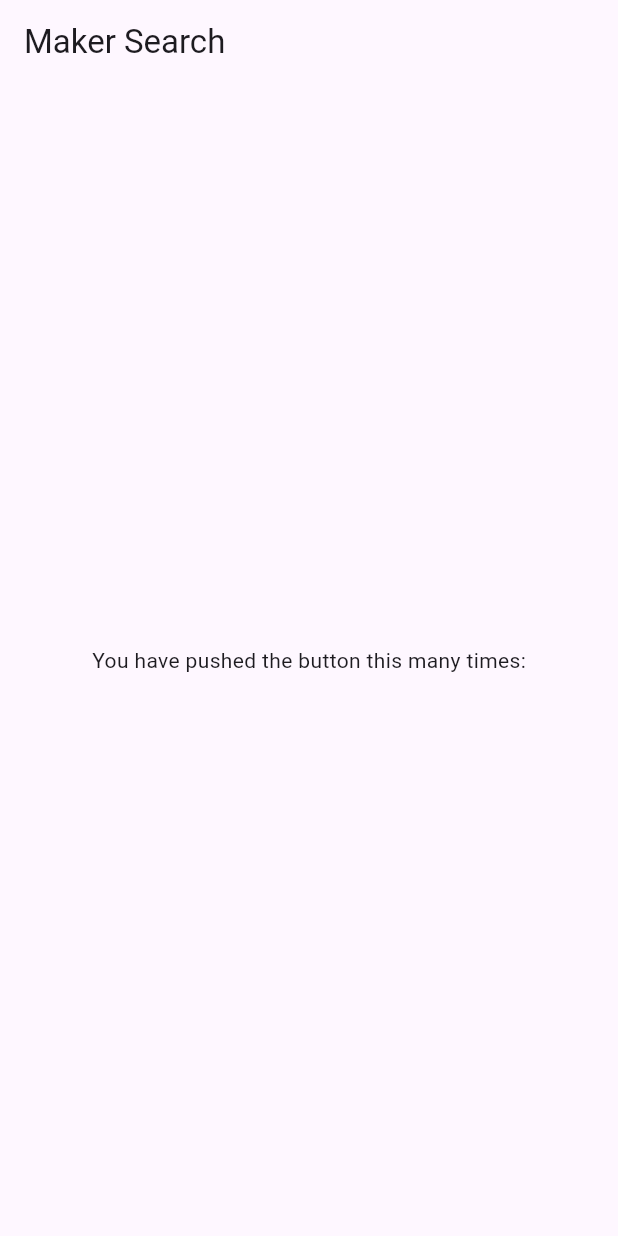
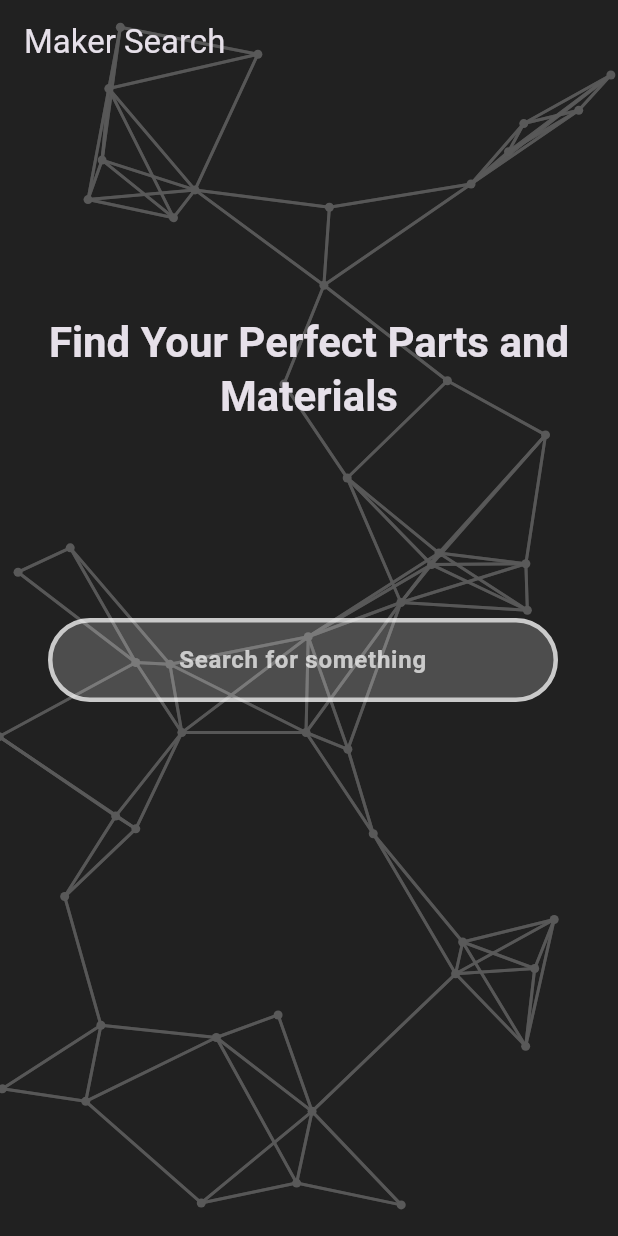
Before and after one commit to Toglefritz/Maker-Search, a Flutter app: the screen it shows after launch, on a phone screen of 412 x 824 dp. Run offline on Flutter 3.47's test engine with Material 3 defaults, Android fonts, the phone set to English and light mode, and no system bars; generated files the repository leaves out were written again.

Commit message:
Created home page with search and decorative background :spider_web:

```diff
--- a/analysis_options.yaml
+++ b/analysis_options.yaml
@@ -4,3 +4,4 @@ linter:
   rules:
     avoid_print: true
     prefer_single_quotes: true
+    require_trailing_commas: true
--- /dev/null
+++ b/lib/l10n/app_en.arb
@@ -0,0 +1,14 @@
+{
+  "errorSearchEmpty": "Please input a search term",
+  "@errorSearchEmpty": {
+    "description": "An error displayed when a search is submitted with the search field empty"
+  },
+  "headline": "Find Your Perfect Parts and Materials",
+  "@headline": {
+    "description": "The main headline for the app, displayed on the home page"
+  },
+  "searchPrompt": "Search for something",
+  "@searchPrompt": {
+    "description": "A label displayed in the search field"
+  }
+}
--- a/lib/maker_search_app.dart
+++ b/lib/maker_search_app.dart
@@ -1,5 +1,7 @@
 import 'package:flutter/material.dart';
 import 'package:maker_search/screens/home/home_route.dart';
+import 'package:flutter_localizations/flutter_localizations.dart';
+import 'package:flutter_gen/gen_l10n/app_localizations.dart';
 
 /// The root of the application containing the [MaterialApp] widget that wraps the entire application.
 class MakerSearchApp extends StatelessWidget {
@@ -10,18 +12,37 @@ class MakerSearchApp extends StatelessWidget {
     return MaterialApp(
       title: 'Maker Search',
       debugShowCheckedModeBanner: false,
-      themeMode: ThemeMode.system,
+      themeMode: ThemeMode.dark,  // The only correct choice
       theme: ThemeData(
+        brightness: Brightness.light,
         primaryColor: Colors.black54,
-        primaryColorDark: Colors.black54,
+        primaryColorDark: Colors.black87,
         primaryColorLight: Colors.white70,
         useMaterial3: true,
+        appBarTheme: const AppBarTheme(
+          backgroundColor: Colors.transparent,
+          elevation: 0,
+        ),
       ),
       darkTheme: ThemeData(
+        brightness: Brightness.dark,
         scaffoldBackgroundColor: const Color(0xFF212121),
         primaryColorLight: Colors.black54,
         primaryColorDark: Colors.white70,
+        appBarTheme: const AppBarTheme(
+          backgroundColor: Colors.transparent,
+          elevation: 0,
+        ),
       ),
+      localizationsDelegates: const [
+        AppLocalizations.delegate,
+        GlobalMaterialLocalizations.delegate,
+        GlobalWidgetsLocalizations.delegate,
+        GlobalCupertinoLocalizations.delegate,
+      ],
+      supportedLocales: const [
+        Locale('en'), // English
+      ],
       home: const HomeRoute(),
     );
   }
--- /dev/null
+++ b/lib/screens/components/search_input.dart
@@ -0,0 +1,78 @@
+import 'package:flutter/material.dart';
+import 'package:flutter_gen/gen_l10n/app_localizations.dart';
+
+/// Provides a text input used to collect a search query from the user
+class SearchInput extends StatefulWidget {
+  final void Function(String) onSubmit;
+
+  const SearchInput({Key? key, required this.onSubmit}) : super(key: key);
+
+  @override
+  SearchInputState createState() => SearchInputState();
+}
+
+class SearchInputState extends State<SearchInput> {
+  final TextEditingController _controller = TextEditingController();
+  final GlobalKey<FormState> _formKey = GlobalKey<FormState>();
+
+  /// Handles submissions into the search field.
+  void _handleSubmit() {
+    if (_formKey.currentState!.validate()) {
+      widget.onSubmit(_controller.text);
+    }
+  }
+
+  @override
+  Widget build(BuildContext context) {
+    return Form(
+      key: _formKey,
+      child: Padding(
+        padding: const EdgeInsets.only(right: 8.0),
+        child: TextFormField(
+          controller: _controller,
+          decoration: InputDecoration(
+            border: OutlineInputBorder(
+              borderRadius: BorderRadius.circular(50.0),
+              borderSide: BorderSide(
+                width: 3.0,
+                color: Theme.of(context).primaryColorDark,
+              ),
+            ),
+            focusedBorder: OutlineInputBorder(
+              borderRadius: BorderRadius.circular(50.0),
+              borderSide: BorderSide(
+                width: 3.0,
+                color: Theme.of(context).primaryColorDark,
+              ),
+            ),
+            enabledBorder: OutlineInputBorder(
+              borderRadius: BorderRadius.circular(50.0),
+              borderSide: BorderSide(
+                width: 3.0,
+                color: Theme.of(context).primaryColorDark,
+              ),
+            ),
+            hintText: AppLocalizations.of(context)!.searchPrompt,
+            hintStyle: Theme.of(context).textTheme.bodyLarge?.copyWith(
+                  color: Theme.of(context).primaryColorDark,
+                  fontWeight: FontWeight.bold,
+                ),
+            filled: true,
+            fillColor: Theme.of(context).primaryColorDark.withOpacity(0.2),
+          ),
+          textAlign: TextAlign.center,
+          style: Theme.of(context).textTheme.bodyMedium?.copyWith(
+                fontWeight: FontWeight.bold,
+              ),
+          validator: (value) {
+            if (value == null || value.isEmpty) {
+              return AppLocalizations.of(context)!.errorSearchEmpty;
+            }
+            return null;
+          },
+          onFieldSubmitted: (value) => _handleSubmit(),
+        ),
+      ),
+    );
+  }
+}
--- /dev/null
+++ b/lib/screens/components/web_background.dart
@@ -0,0 +1,105 @@
+import 'dart:math';
+import 'dart:async';
+import 'package:flutter/material.dart';
+
+/// A point class to represent each node in the web.
+class Point {
+  double x, y; // The x and y coordinates of the point
+  double dx, dy; // The delta movement on each axis
+
+  Point(this.x, this.y, this.dx, this.dy);
+
+  /// Updates the position of the point and reverses direction upon edge collision.
+  void update(Size size) {
+    x += dx;
+    y += dy;
+
+    // Reverse direction if the point hits the boundary
+    if (x < 0 || x > size.width) dx = -dx;
+    if (y < 0 || y > size.height) dy = -dy;
+  }
+}
+
+/// A widget that uses the [CustomPainter] to draw the background effect.
+class WebBackground extends StatefulWidget {
+  const WebBackground({super.key, required this.width, required this.height});
+
+  /// The width of the background effect.
+  final double width;
+
+  /// The height of the background effect.
+  final double height;
+
+  @override
+  WebBackgroundState createState() => WebBackgroundState();
+}
+
+class WebBackgroundState extends State<WebBackground> {
+  final List<Point> points = [];
+  final int numberOfPoints = 50;
+  final Random random = Random();
+
+  @override
+  void initState() {
+    super.initState();
+    for (int i = 0; i < numberOfPoints; i++) {
+      points.add(
+        Point(
+          random.nextDouble() * widget.width,
+          random.nextDouble() * widget.height,
+          random.nextDouble() * 2 - 1,
+          random.nextDouble() * 2 - 1,
+        ),
+      );
+    }
+
+    // Update the points' position over time to create the moving effect.
+    Timer.periodic(const Duration(milliseconds: 50), (timer) {
+      setState(() {
+        for (Point point in points) {
+          point.update(MediaQuery.of(context).size);
+        }
+      });
+    });
+  }
+
+  @override
+  Widget build(BuildContext context) {
+    return CustomPaint(
+      painter: WebPainter(points),
+      child: Container(),
+    );
+  }
+}
+
+/// Custom painter class to draw the web-like effect using the points.
+class WebPainter extends CustomPainter {
+  final List<Point> points;
+
+  WebPainter(this.points);
+
+  @override
+  void paint(Canvas canvas, Size size) {
+    final paint = Paint()
+      ..color = Colors.white.withOpacity(0.8)
+      ..strokeCap = StrokeCap.round
+      ..strokeWidth = 2.0;
+
+    for (var point in points) {
+      for (var otherPoint in points) {
+        if (point != otherPoint) {
+          if ((point.x - otherPoint.x).abs() < 100 && (point.y - otherPoint.y).abs() < 100) {
+            canvas.drawLine(Offset(point.x, point.y), Offset(otherPoint.x, otherPoint.y), paint);
+          }
+        }
+      }
+    }
+
+    for (var point in points) {
+      canvas.drawCircle(Offset(point.x, point.y), 3.0, paint..color = Colors.white);
+    }
+  }
+
+  @override
+  bool shouldRepaint(WebPainter oldDelegate) => true;
+}
--- a/lib/screens/home/home_controller.dart
+++ b/lib/screens/home/home_controller.dart
@@ -5,6 +5,12 @@ import 'home_view.dart';
 
 /// Controller for the [HomeRoute].
 class HomeController extends State<HomeRoute> {
+  /// Handles submissions into the search field. The search itself is not conducted by this controller. Rather,
+  /// this controller navigates to the [SearchRoute] where the search itself takes place.
+  void onSearchSubmit(String input) {
+    // TODO navigate
+  }
+
   @override
   Widget build(BuildContext context) => HomeView(state: this);
 }
--- a/lib/screens/home/home_view.dart
+++ b/lib/screens/home/home_view.dart
@@ -1,7 +1,11 @@
 import 'package:flutter/material.dart';
+import 'package:maker_search/screens/components/web_background.dart';
 import 'package:maker_search/screens/home/home_controller.dart';
+import 'package:flutter_gen/gen_l10n/app_localizations.dart';
 
-class HomeView extends StatelessWidget{
+import '../components/search_input.dart';
+
+class HomeView extends StatelessWidget {
   final HomeController state;
 
   const HomeView({super.key, required this.state});
@@ -9,18 +13,62 @@ class HomeView extends StatelessWidget{
   @override
   Widget build(BuildContext context) {
     return Scaffold(
+      extendBodyBehindAppBar: true,
       appBar: AppBar(
         title: const Text('Maker Search'),
       ),
-      body: Center(
-        child: Column(
-          mainAxisAlignment: MainAxisAlignment.center,
-          children: <Widget>[
-            const Text(
-              'You have pushed the button this many times:',
+      body: Stack(
+        children: [
+          Opacity(
+            opacity: 0.25,
+            child: WebBackground(
+              width: MediaQuery.of(context).size.width,
+              height: MediaQuery.of(context).size.height,
             ),
-          ],
-        ),
+          ),
+          Center(
+            child: Column(
+              mainAxisAlignment: MainAxisAlignment.center,
+              children: <Widget>[
+                Expanded(
+                  child: Column(
+                    mainAxisAlignment: MainAxisAlignment.center,
+                    children: [
+                      Padding(
+                        padding: const EdgeInsets.only(
+                          top: 80.0,
+                          left: 32.0,
+                          right: 32.0,
+                        ),
+                        child: Text(
+                          AppLocalizations.of(context)!.headline,
+                          style: Theme.of(context).textTheme.headlineMedium?.copyWith(
+                                fontWeight: FontWeight.bold,
+                              ),
+                          textAlign: TextAlign.center,
+                        ),
+                      ),
+                    ],
+                  ),
+                ),
+                Expanded(
+                  child: Column(
+                    children: [
+                      Padding(
+                        padding: const EdgeInsets.symmetric(
+                          horizontal: 32.0,
+                        ),
+                        child: SearchInput(
+                          onSubmit: (input) => state.onSearchSubmit(input),
+                        ),
+                      ),
+                    ],
+                  ),
+                ),
+              ],
+            ),
+          ),
+        ],
       ),
     );
   }
--- a/pubspec.yaml
+++ b/pubspec.yaml
@@ -9,6 +9,10 @@ environment:
 dependencies:
   flutter:
     sdk: flutter
+  # Provides localized string values
+  flutter_localizations:
+    sdk: flutter
+  intl: ^0.18.1
 
 dev_dependencies:
   flutter_test:
@@ -18,6 +22,7 @@ dev_dependencies:
 
 flutter:
   uses-material-design: true
+  generate: true
 
   assets:
     - assets/
```
Also changed, not shown: pubspec.lock, 1 other file.
